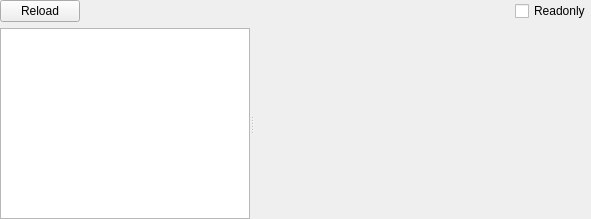
Qt form MSDOS/msdoswidget.ui (horsicq/FormatWidgets) before a commit.
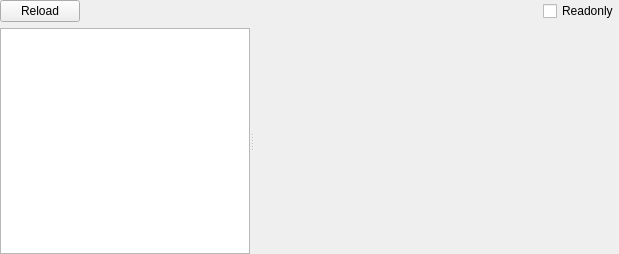
The same form after that commit. The open tabs and pages were chosen to show the change. Custom widgets are drawn as their Qt base class.

The edit to the form file:
```diff
--- a/MSDOS/msdoswidget.ui
+++ b/MSDOS/msdoswidget.ui
@@ -6,8 +6,8 @@
    <rect>
     <x>0</x>
     <y>0</y>
-    <width>591</width>
-    <height>219</height>
+    <width>619</width>
+    <height>254</height>
    </rect>
   </property>
   <property name="windowTitle">
@@ -151,6 +151,28 @@
         </item>
        </layout>
       </widget>
+      <widget class="QWidget" name="page_OVERLAY">
+       <layout class="QVBoxLayout" name="verticalLayout_4">
+        <property name="spacing">
+         <number>1</number>
+        </property>
+        <property name="leftMargin">
+         <number>1</number>
+        </property>
+        <property name="topMargin">
+         <number>1</number>
+        </property>
+        <property name="rightMargin">
+         <number>1</number>
+        </property>
+        <property name="bottomMargin">
+         <number>1</number>
+        </property>
+        <item>
+         <widget class="ToolsWidget" name="widgetOverlayHex" native="true"/>
+        </item>
+       </layout>
+      </widget>
      </widget>
     </widget>
    </item>
```
